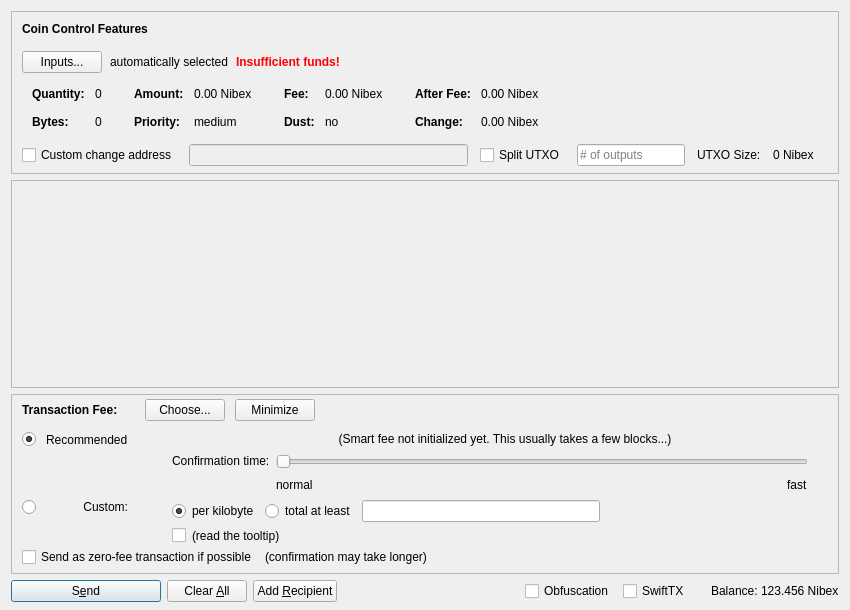
eboot/Zix, file src/qt/forms/sendcoinsdialog.ui: the form before one commit.
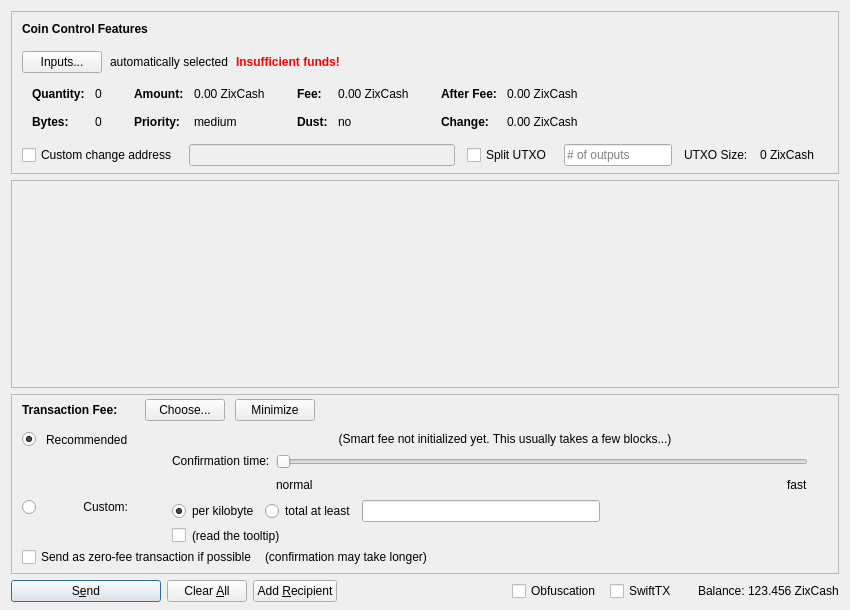
The form after the commit. Icons and pictures are not drawn. Custom widgets are drawn as their Qt base class.

What changed in the file:
```diff
--- a/src/qt/forms/sendcoinsdialog.ui
+++ b/src/qt/forms/sendcoinsdialog.ui
@@ -324,7 +324,7 @@
                   <enum>Qt::ActionsContextMenu</enum>
                  </property>
                  <property name="text">
-                  <string notr="true">0.00 Nibex</string>
+                  <string notr="true">0.00 ZixCash</string>
                  </property>
                  <property name="textInteractionFlags">
                   <set>Qt::LinksAccessibleByMouse|Qt::TextSelectableByKeyboard|Qt::TextSelectableByMouse</set>
@@ -404,7 +404,7 @@
                   <enum>Qt::ActionsContextMenu</enum>
                  </property>
                  <property name="text">
-                  <string notr="true">0.00 Nibex</string>
+                  <string notr="true">0.00 ZixCash</string>
                  </property>
                  <property name="textInteractionFlags">
                   <set>Qt::LinksAccessibleByMouse|Qt::TextSelectableByKeyboard|Qt::TextSelectableByMouse</set>
@@ -484,7 +484,7 @@
                   <enum>Qt::ActionsContextMenu</enum>
                  </property>
                  <property name="text">
-                  <string notr="true">0.00 Nibex</string>
+                  <string notr="true">0.00 ZixCash</string>
                  </property>
                  <property name="textInteractionFlags">
                   <set>Qt::LinksAccessibleByMouse|Qt::TextSelectableByKeyboard|Qt::TextSelectableByMouse</set>
@@ -513,7 +513,7 @@
                   <enum>Qt::ActionsContextMenu</enum>
                  </property>
                  <property name="text">
-                  <string notr="true">0.00 Nibex</string>
+                  <string notr="true">0.00 ZixCash</string>
                  </property>
                  <property name="textInteractionFlags">
                   <set>Qt::LinksAccessibleByMouse|Qt::TextSelectableByKeyboard|Qt::TextSelectableByMouse</set>
@@ -594,7 +594,7 @@
           <item>
            <widget class="QLabel" name="labelBlockSize">
             <property name="text">
-             <string>0 Nibex</string>
+             <string>0 ZixCash</string>
             </property>
            </widget>
           </item>
@@ -1435,7 +1435,7 @@
           <cursorShape>IBeamCursor</cursorShape>
          </property>
          <property name="text">
-          <string notr="true">123.456 Nibex</string>
+          <string notr="true">123.456 ZixCash</string>
          </property>
          <property name="textInteractionFlags">
           <set>Qt::LinksAccessibleByMouse|Qt::TextSelectableByKeyboard|Qt::TextSelectableByMouse</set>
```
Left out of the diff: 16 changed lines with no effect on the pictures.
